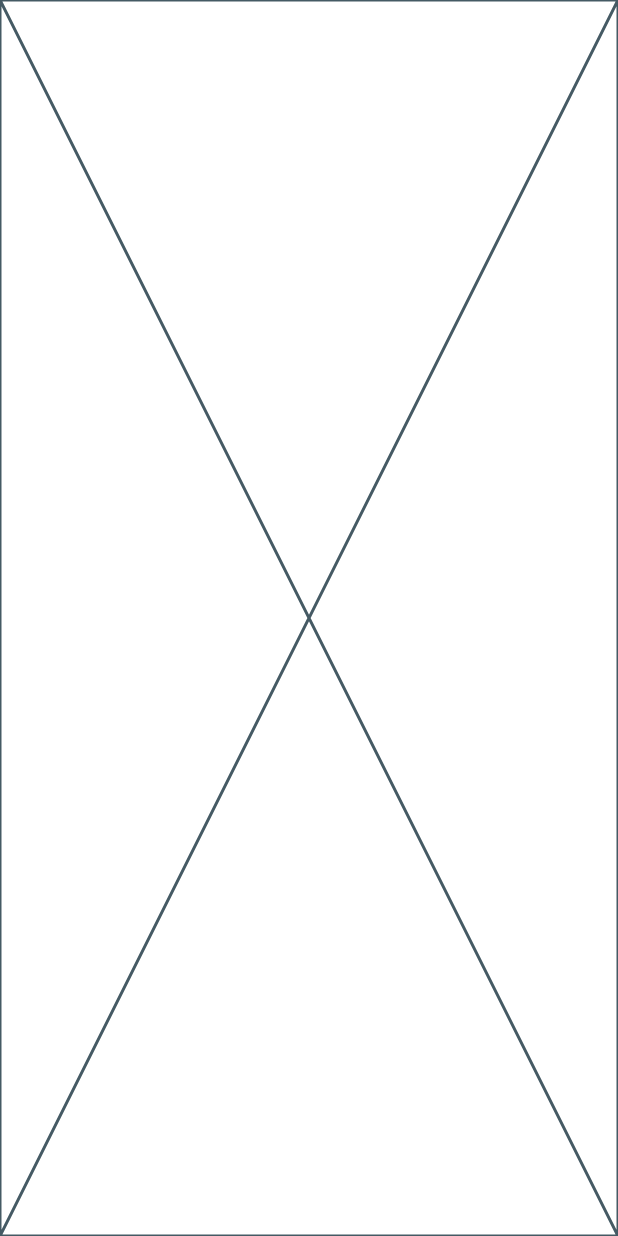
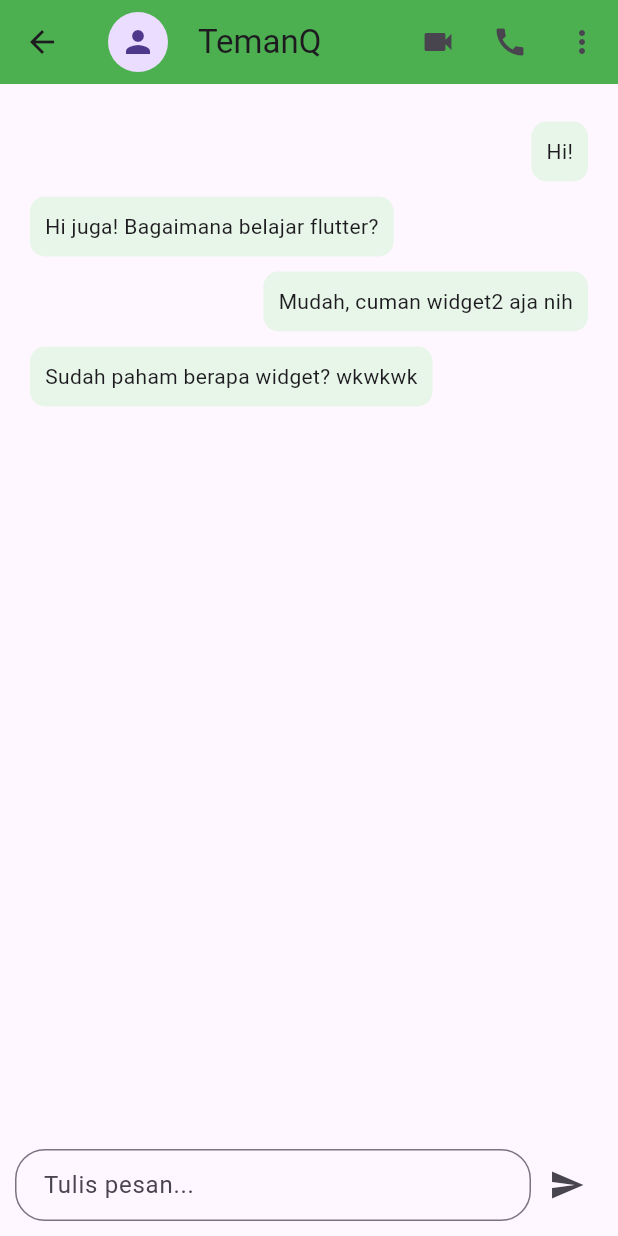
Before and after one commit to mazdim131/BelajarMembuat_WhatsappStatic, a Flutter app: the screen it shows after launch, after a tap on "Alan pejalan", on a phone screen of 412 x 824 dp. Run offline on Flutter 3.47's test engine with Material 3 defaults, Android fonts, the phone set to English and light mode, and no system bars.

Commit message:
MEB-12 Latihan membuat chat

```diff
--- a/lib/detail_chat.dart
+++ b/lib/detail_chat.dart
@@ -10,6 +10,136 @@ class DetailChat extends StatefulWidget {
 class _DetailChatState extends State<DetailChat> {
   @override
   Widget build(BuildContext context) {
-    return const Placeholder();
+    return Scaffold(
+      appBar: AppBar(
+        backgroundColor: Colors.green,
+        leading: IconButton(
+          onPressed: () {
+            Navigator.pop(context);
+          },
+          icon: Icon(Icons.arrow_back),
+        ),
+        title: Row(
+          children: [
+            Padding(
+              padding: const EdgeInsets.only(right: 20),
+              child: CircleAvatar(child: Icon(Icons.person)),
+            ),
+
+            Text("TemanQ"),
+          ],
+        ),
+        actions: [
+          IconButton(
+            onPressed: () {
+              debugPrint("Video Call!");
+            },
+            icon: Icon(Icons.videocam),
+          ),
+
+          IconButton(
+            onPressed: () {
+              debugPrint("Voice Call!");
+            },
+            icon: Icon(Icons.call),
+          ),
+
+          IconButton(
+            onPressed: () {
+              debugPrint("Menu!");
+            },
+            icon: Icon(Icons.more_vert),
+          ),
+        ],
+      ),
+      body: Column(
+        children: [
+          Expanded(
+            child: ListView(
+              padding: EdgeInsets.all(20),
+              children: [
+                Align(
+                  alignment: Alignment.centerRight,
+                  child: Container(
+                    margin: EdgeInsets.symmetric(vertical: 5), // atas bawah
+                    padding: EdgeInsets.all(10),
+                    decoration: BoxDecoration(
+                      color: Colors.green[50],
+                      borderRadius: BorderRadius.circular(10),
+                    ),
+                    child: Text("Hi!"),
+                  ),
+                ),
+
+                Align(
+                  alignment: Alignment.centerLeft,
+                  child: Container(
+                    margin: EdgeInsets.symmetric(vertical: 5), // atas bawah
+                    padding: EdgeInsets.all(10),
+                    decoration: BoxDecoration(
+                      color: Colors.green[50],
+                      borderRadius: BorderRadius.circular(10),
+                    ),
+                    child: Text("Hi juga! Bagaimana belajar flutter?"),
+                  ),
+                ),
+
+                Align(
+                  alignment: Alignment.centerRight,
+                  child: Container(
+                    margin: EdgeInsets.symmetric(vertical: 5), // atas bawah
+                    padding: EdgeInsets.all(10),
+                    decoration: BoxDecoration(
+                      color: Colors.green[50],
+                      borderRadius: BorderRadius.circular(10),
+                    ),
+                    child: Text("Mudah, cuman widget2 aja nih"),
+                  ),
+                ),
+
+                Align(
+                  alignment: Alignment.centerLeft,
+                  child: Container(
+                    margin: EdgeInsets.symmetric(vertical: 5), // atas bawah
+                    padding: EdgeInsets.all(10),
+                    decoration: BoxDecoration(
+                      color: Colors.green[50],
+                      borderRadius: BorderRadius.circular(10),
+                    ),
+                    child: Text("Sudah paham berapa widget? wkwkwk"),
+                  ),
+                ),
+              ],
+            ),
+          ),
+
+          Padding(
+            padding: EdgeInsets.all(10),
+            child: Row(
+              children: [
+                Expanded(
+                  child: TextField(
+                    decoration: InputDecoration(
+                      hintText: "Tulis pesan...",
+                      border: OutlineInputBorder(
+                        borderRadius: BorderRadius.circular(20),
+                      ),
+                      contentPadding: EdgeInsets.symmetric(horizontal: 15),
+                    ),
+                  ),
+                ),
+
+                IconButton(
+                  onPressed: () {
+                    debugPrint("Mengirim pesan!");
+                  },
+                  icon: Icon(Icons.send)
+                ),
+              ],
+            ),
+          ),
+        ],
+      ),
+    );
   }
 }
--- a/lib/main.dart
+++ b/lib/main.dart
@@ -11,7 +11,7 @@ class MyApp extends StatelessWidget {
   @override
   Widget build(BuildContext context) {
     return const MaterialApp(
-      debugShowCheckedModeBanner: false,
+      debugShowCheckedModeBanner: false, // Menghilangkan banner debug
       home: HomePage(),
     );
   }
@@ -58,7 +58,7 @@ class _HomePageState extends State<HomePage> {
                 ),
                 InkWell(
                   onTap: () {
-                    print("Chat Ditekan!");
+                    // print("Chat Ditekan!");
                     Navigator.push(
                       context,
                       MaterialPageRoute(builder: (context) => DetailChat()),
```
